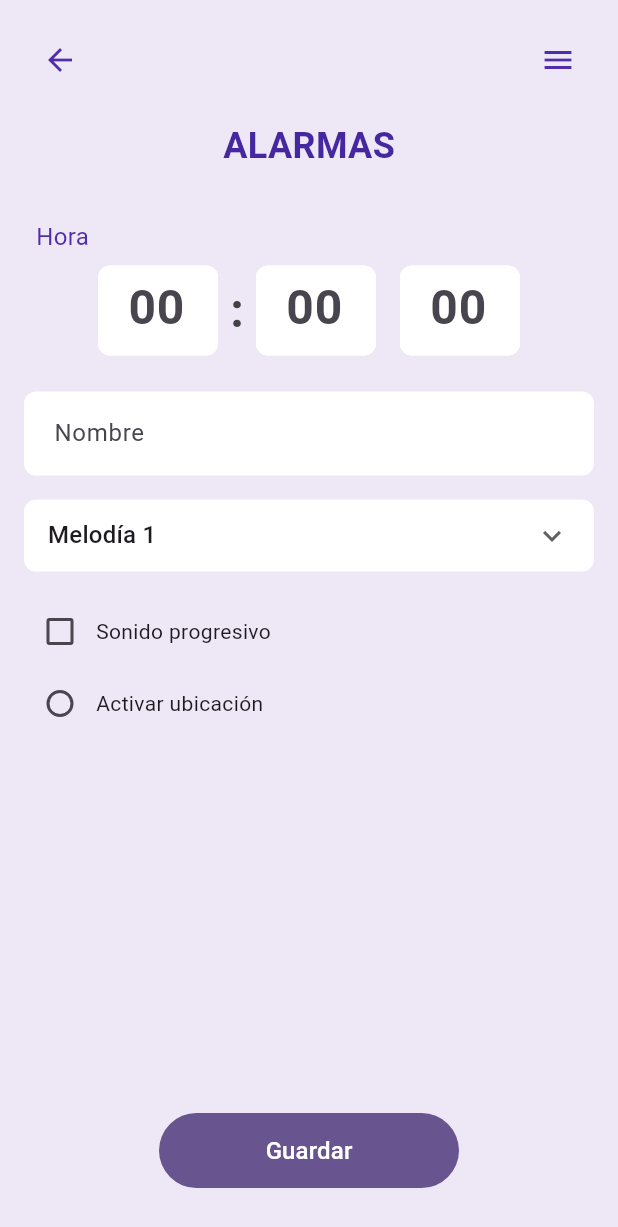
After one commit to Renvel19/chronos-mobile, a Flutter app: the CreateAlarmScreen screen opened by its route, on a phone screen of 412 x 824 dp. The commit adds this screen. Shown: the top 1227 px of the screen. Run offline on Flutter 3.47's test engine with Material 3 defaults, Android fonts, the phone set to English and light mode, and no system bars; our stand-ins replace equatable, flutter_bloc, formz, go_router.

Commit message:
add add alarm screen

```diff
--- a/lib/config/router/app_router.dart
+++ b/lib/config/router/app_router.dart
@@ -1,4 +1,5 @@
 import 'package:chronos_mobile/ui/screens/alarm_list_screen.dart';
+import 'package:chronos_mobile/ui/screens/create_alarm_screen.dart';
 import 'package:chronos_mobile/ui/screens/login_screen.dart';
 import 'package:go_router/go_router.dart';
 
@@ -9,5 +10,10 @@ final appRouter = GoRouter(
       path: '/alarm-list',
       builder: (context, state) => const AlarmListScreen(),
     ),
+
+    GoRoute(
+      path: '/create-alarm',
+      builder: (context, state) => const CreateAlarmScreen(),
+    ),
   ],
 );
--- a/lib/ui/screens/alarm_list_screen.dart
+++ b/lib/ui/screens/alarm_list_screen.dart
@@ -1,5 +1,6 @@
 import 'package:chronos_mobile/config/theme/app_theme.dart';
 import 'package:flutter/material.dart';
+import 'package:go_router/go_router.dart';
 
 class AlarmListScreen extends StatefulWidget {
   const AlarmListScreen({Key? key}) : super(key: key);
@@ -187,7 +188,7 @@ class _AlarmListScreenState extends State<AlarmListScreen> {
       ),
       floatingActionButton: FloatingActionButton(
         onPressed: () {
-          // Agregar nueva alarma
+          context.push('/create-alarm');
         },
         shape: const CircleBorder(),
         backgroundColor: Colors.deepPurple[800],
--- /dev/null
+++ b/lib/ui/screens/create_alarm_screen.dart
@@ -0,0 +1,357 @@
+import 'package:flutter/material.dart';
+
+class CreateAlarmScreen extends StatefulWidget {
+  const CreateAlarmScreen({Key? key}) : super(key: key);
+
+  @override
+  State<CreateAlarmScreen> createState() => _CreateAlarmState();
+}
+
+class _CreateAlarmState extends State<CreateAlarmScreen> {
+  // Controladores y variables
+  final TextEditingController _nombreController = TextEditingController();
+  final TextEditingController _horaController = TextEditingController();
+  final TextEditingController _segundosController = TextEditingController();
+  final TextEditingController _minutosController = TextEditingController();
+  String _sonidoSeleccionado = 'Melodía 1';
+  bool _sonidoProgresivo = false;
+  bool _activarUbicacion = false;
+
+  // Horas y minutos iniciales
+  int _horas = 0;
+  int _minutos = 0;
+  int _segundos = 0;
+
+  @override
+  void dispose() {
+    _nombreController.dispose();
+    super.dispose();
+  }
+
+  @override
+  Widget build(BuildContext context) {
+    return Scaffold(
+      body: Container(
+        decoration: BoxDecoration(color: Colors.deepPurple[50]),
+        child: SafeArea(
+          child: Padding(
+            padding: const EdgeInsets.all(16.0),
+            child: Column(
+              crossAxisAlignment: CrossAxisAlignment.start,
+              children: [
+                // Barra superior
+                Row(
+                  mainAxisAlignment: MainAxisAlignment.spaceBetween,
+                  children: [
+                    IconButton(
+                      icon: Icon(
+                        Icons.arrow_back,
+                        color: Colors.deepPurple[700],
+                      ),
+                      onPressed: () {
+                        Navigator.pop(context);
+                      },
+                    ),
+                    IconButton(
+                      icon: Icon(Icons.menu, color: Colors.deepPurple[700]),
+                      onPressed: () {
+                        // Acción del menú
+                      },
+                    ),
+                  ],
+                ),
+
+                // Título
+                Center(
+                  child: Padding(
+                    padding: const EdgeInsets.symmetric(vertical: 16.0),
+                    child: Text(
+                      'ALARMAS',
+                      style: TextStyle(
+                        fontSize: 24,
+                        fontWeight: FontWeight.bold,
+                        color: Colors.deepPurple[800],
+                      ),
+                    ),
+                  ),
+                ),
+
+                // Etiqueta "Hora"
+                Padding(
+                  padding: const EdgeInsets.only(
+                    left: 8.0,
+                    top: 16.0,
+                    bottom: 8.0,
+                  ),
+                  child: Text(
+                    'Hora',
+                    style: TextStyle(
+                      fontSize: 16,
+                      color: Colors.deepPurple[700],
+                    ),
+                  ),
+                ),
+
+                // Selector de Hora
+                Row(
+                  mainAxisAlignment: MainAxisAlignment.center,
+                  children: [
+                    // Horas
+                    Container(
+                      width: 80,
+                      height: 60,
+                      decoration: BoxDecoration(
+                        color: Colors.white,
+                        borderRadius: BorderRadius.circular(8),
+                      ),
+                      child: Center(
+                        child: TextField(
+                          style: const TextStyle(
+                            fontSize: 32,
+                            fontWeight: FontWeight.bold,
+                          ),
+                          controller: _horaController,
+                          decoration: InputDecoration(
+                            filled: true,
+                            fillColor: Colors.white,
+                            hintText: '00',
+                            hintStyle: const TextStyle(
+                              fontSize: 32,
+                              fontWeight: FontWeight.bold,
+                            ),
+
+                            contentPadding: const EdgeInsets.symmetric(
+                              horizontal: 16,
+                              vertical: 10,
+                            ),
+                            border: OutlineInputBorder(
+                              borderRadius: BorderRadius.circular(8),
+                              borderSide: BorderSide.none,
+                            ),
+                          ),
+                        ),
+                      ),
+                    ),
+
+                    // Separador
+                    Padding(
+                      padding: const EdgeInsets.symmetric(horizontal: 8.0),
+                      child: Text(
+                        ':',
+                        style: TextStyle(
+                          fontSize: 32,
+                          fontWeight: FontWeight.bold,
+                          color: Colors.grey[800],
+                        ),
+                      ),
+                    ),
+
+                    // Minutos
+                    Container(
+                      width: 80,
+                      height: 60,
+                      decoration: BoxDecoration(
+                        color: Colors.white,
+                        borderRadius: BorderRadius.circular(8),
+                      ),
+                      child: Center(
+                        child: TextField(
+                          style: const TextStyle(
+                            fontSize: 32,
+                            fontWeight: FontWeight.bold,
+                          ),
+                          controller: _minutosController,
+                          decoration: InputDecoration(
+                            filled: true,
+                            fillColor: Colors.white,
+                            hintText: '00',
+                            hintStyle: const TextStyle(
+                              fontSize: 32,
+                              fontWeight: FontWeight.bold,
+                            ),
+
+                            contentPadding: const EdgeInsets.symmetric(
+                              horizontal: 16,
+                              vertical: 10,
+                            ),
+                            border: OutlineInputBorder(
+                              borderRadius: BorderRadius.circular(8),
+                              borderSide: BorderSide.none,
+                            ),
+                          ),
+                        ),
+                      ),
+                    ),
+
+                    // Contenedor de segundos
+                    Container(
+                      width: 80,
+                      height: 60,
+                      margin: const EdgeInsets.only(left: 16),
+                      decoration: BoxDecoration(
+                        color: Colors.white,
+                        borderRadius: BorderRadius.circular(8),
+                      ),
+                      child: Center(
+                        child: TextField(
+                          style: const TextStyle(
+                            fontSize: 32,
+                            fontWeight: FontWeight.bold,
+                          ),
+                          controller: _segundosController,
+                          decoration: InputDecoration(
+                            filled: true,
+                            fillColor: Colors.white,
+                            hintText: '00',
+                            hintStyle: const TextStyle(
+                              fontSize: 32,
+                              fontWeight: FontWeight.bold,
+                            ),
+
+                            contentPadding: const EdgeInsets.symmetric(
+                              horizontal: 16,
+                              vertical: 10,
+                            ),
+                            border: OutlineInputBorder(
+                              borderRadius: BorderRadius.circular(8),
+                              borderSide: BorderSide.none,
+                            ),
+                          ),
+                        ),
+                      ),
+                    ),
+                  ],
+                ),
+
+                const SizedBox(height: 24),
+
+                // Campo de Nombre
+                TextField(
+                  controller: _nombreController,
+                  decoration: InputDecoration(
+                    filled: true,
+                    fillColor: Colors.white,
+                    hintText: 'Nombre',
+                    contentPadding: const EdgeInsets.symmetric(
+                      horizontal: 16,
+                      vertical: 16,
+                    ),
+                    border: OutlineInputBorder(
+                      borderRadius: BorderRadius.circular(8),
+                      borderSide: BorderSide.none,
+                    ),
+                  ),
+                ),
+
+                const SizedBox(height: 16),
+
+                // Selector de Sonido
+                Container(
+                  padding: const EdgeInsets.symmetric(horizontal: 16),
+                  decoration: BoxDecoration(
+                    color: Colors.white,
+                    borderRadius: BorderRadius.circular(8),
+                  ),
+                  child: DropdownButtonHideUnderline(
+                    child: DropdownButton<String>(
+                      isExpanded: true,
+                      value: _sonidoSeleccionado,
+                      hint: const Text('Sonido'),
+                      icon: const Icon(Icons.keyboard_arrow_down),
+                      items:
+                          [
+                            'Melodía 1',
+                            'Melodía 2',
+                            'Vibración',
+                            'Silencio',
+                          ].map((String value) {
+                            return DropdownMenuItem<String>(
+                              value: value,
+                              child: Text(value),
+                            );
+                          }).toList(),
+                      onChanged: (String? newValue) {
+                        if (newValue != null) {
+                          setState(() {
+                            _sonidoSeleccionado = newValue;
+                          });
+                        }
+                      },
+                    ),
+                  ),
+                ),
+
+                const SizedBox(height: 16),
+
+                // Checkbox de Sonido Progresivo
+                Row(
+                  children: [
+                    Checkbox(
+                      value: _sonidoProgresivo,
+                      activeColor: Colors.deepPurple[700],
+                      onChanged: (bool? value) {
+                        if (value != null) {
+                          setState(() {
+                            _sonidoProgresivo = value;
+                          });
+                        }
+                      },
+                    ),
+                    const Text('Sonido progresivo'),
+                  ],
+                ),
+
+                // Radio button para Activar ubicación
+                Row(
+                  children: [
+                    Radio(
+                      value: true,
+                      groupValue: _activarUbicacion,
+                      activeColor: Colors.deepPurple[700],
+                      onChanged: (bool? value) {
+                        if (value != null) {
+                          setState(() {
+                            _activarUbicacion = value;
+                          });
+                        }
+                      },
+                    ),
+                    const Text('Activar ubicación'),
+                  ],
+                ),
+
+                const Spacer(),
+
+                // Botón de Guardar
+                Center(
+                  child: Container(
+                    width: 200,
+                    height: 50,
+                    margin: const EdgeInsets.only(bottom: 16),
+                    child: FilledButton(
+                      onPressed: () {
+                        Navigator.pop(context);
+                      },
+                      style: ElevatedButton.styleFrom(
+                        disabledBackgroundColor: Colors.grey[400],
+                        disabledForegroundColor: Colors.white,
+                        shape: RoundedRectangleBorder(
+                          borderRadius: BorderRadius.circular(25),
+                        ),
+                      ),
+
+                      child: const Text(
+                        'Guardar',
+                        style: TextStyle(fontSize: 16),
+                      ),
+                    ),
+                  ),
+                ),
+              ],
+            ),
+          ),
+        ),
+      ),
+    );
+  }
+}
```
Also changed, not shown: 4 other files.
